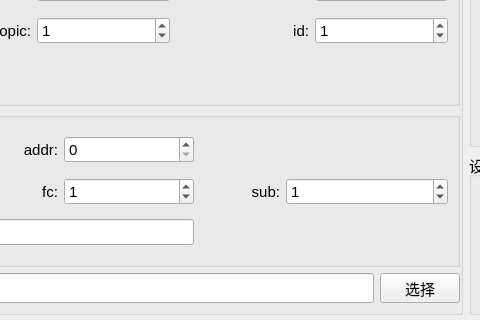
ChinaClever/MPro-Tools, file param_config/home/home_workwid.ui: the form before one commit; both pictures show x 347 to 827 and y 84 to 404 of the 1127 by 404 pixel window.
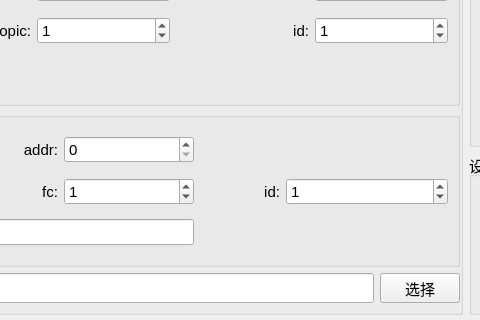
The form after the commit.

Diff of the .ui file:
```diff
--- a/param_config/home/home_workwid.ui
+++ b/param_config/home/home_workwid.ui
@@ -459,7 +459,7 @@
             </size>
            </property>
            <property name="text">
-            <string>sub:</string>
+            <string>id:</string>
            </property>
            <property name="alignment">
             <set>Qt::AlignRight|Qt::AlignTrailing|Qt::AlignVCenter</set>
```
Left out of the diff: 3 changed lines with no effect on the pictures.
